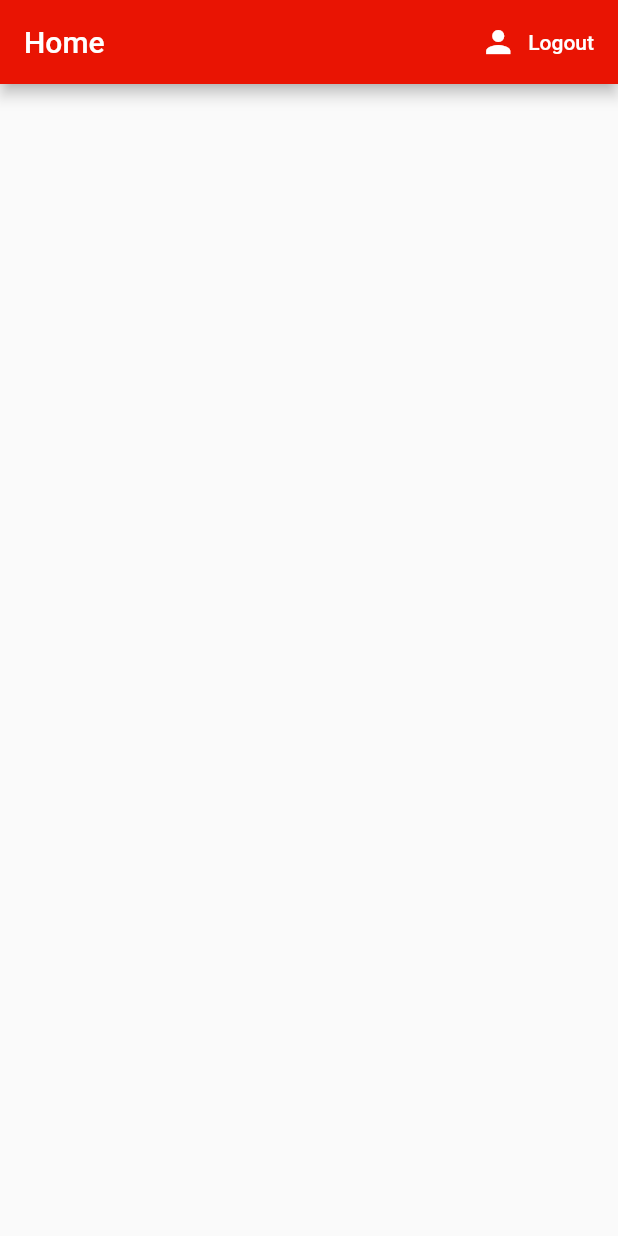
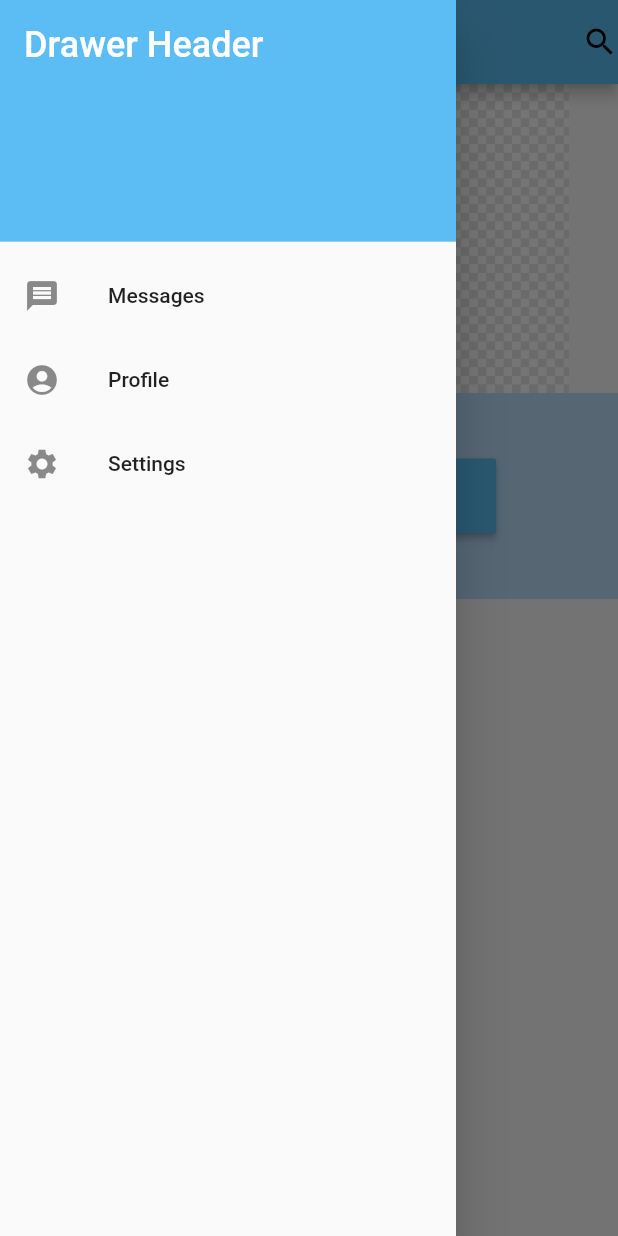
Before and after one commit to ChepChanSeyha/prune_app, a Flutter app: the screen it shows once a user with an empty profile is signed in, with the side drawer open (before the commit the screen has no drawer), on a phone screen of 412 x 824 dp. Run offline on Flutter 3.47's test engine with Material 2 defaults, Android fonts, the phone set to English and light mode, and no system bars; our stand-ins replace firebase_auth, flutter_spinkit; accounts and stored records are empty.

Commit message:
profile screen

```diff
--- a/lib/main.dart
+++ b/lib/main.dart
@@ -14,7 +14,7 @@ class MyApp extends StatelessWidget {
       value: AuthService().user,
       child: MaterialApp(
         theme: ThemeData(
-            primaryColor: Color(0xffE91403)
+            primaryColor: Color(0xff5BBDF4)
         ),
         title: 'Prune',
         debugShowCheckedModeBanner: false,
--- a/lib/models/user.dart
+++ b/lib/models/user.dart
@@ -1,7 +1,22 @@
 class User {
 
-  final String uid;
+  final String id;
+  final String fullName;
+  final String email;
 
-  User({this.uid});
+  User({this.id, this.fullName, this.email});
+
+  User.fromData(Map<String, dynamic> data)
+      : id = data['id'],
+        fullName = data['fullName'],
+        email = data['email'];
+
+  Map<String, dynamic> toJson() {
+    return {
+      'id': id,
+      'fullName': fullName,
+      'email': email,
+    };
+  }
 
 }
--- a/lib/screens/authenticate/sign_in.dart
+++ b/lib/screens/authenticate/sign_in.dart
@@ -86,7 +86,7 @@ class _SignInState extends State<SignIn> {
                       height: 20.0,
                     ),
                     RaisedButton(
-                      color: Color(0xffE91403),
+                      color: Color(0xff5BBDF4),
                       child: Text(
                         'Sign In',
                         style: TextStyle(color: Colors.white),
@@ -120,7 +120,7 @@ class _SignInState extends State<SignIn> {
                             children: <Widget>[
                               Text('Sign Up',
                                   style: TextStyle(
-                                    color: Color(0xffE91403),
+                                    color: Color(0xff5BBDF4),
                                     fontSize: 16,
                                     fontWeight: FontWeight.bold,
                                     decoration: TextDecoration.underline,
--- /dev/null
+++ b/lib/screens/profile/profile.dart
@@ -0,0 +1,89 @@
+import 'package:flutter/cupertino.dart';
+import 'package:flutter/material.dart';
+
+class Profile extends StatefulWidget {
+  @override
+  _ProfileState createState() => _ProfileState();
+}
+
+class _ProfileState extends State<Profile> {
+  @override
+  Widget build(BuildContext context) {
+    return Scaffold(
+      appBar: AppBar(
+        centerTitle: true,
+        title: Text('My Page'),
+        actions: <Widget>[
+          Icon(Icons.search)
+        ],
+      ),
+      drawer: Drawer(
+        child: ListView(
+          padding: EdgeInsets.zero,
+          children: const <Widget>[
+            DrawerHeader(
+              decoration: BoxDecoration(
+                color: Color(0xff5BBDF4),
+              ),
+              child: Text(
+                'Drawer Header',
+                style: TextStyle(
+                  color: Colors.white,
+                  fontSize: 24,
+                ),
+              ),
+            ),
+            ListTile(
+              leading: Icon(Icons.message),
+              title: Text('Messages'),
+            ),
+            ListTile(
+              leading: Icon(Icons.account_circle),
+              title: Text('Profile'),
+            ),
+            ListTile(
+              leading: Icon(Icons.settings),
+              title: Text('Settings'),
+            ),
+          ],
+        ),
+      ),
+      body: Column(
+        children: <Widget>[
+          Container(
+            width: MediaQuery.of(context).size.width * 1,
+            height: MediaQuery.of(context).size.width/2,
+            child: Image.asset('assets/images/image.png', fit: BoxFit.fitHeight, alignment: Alignment.center),
+          ),
+          Container(
+            color: Colors.blue[100],
+            width: MediaQuery.of(context).size.width * 1,
+            height: MediaQuery.of(context).size.width/3,
+            child: Row(
+              mainAxisAlignment: MainAxisAlignment.center,
+              children: <Widget>[
+                Column(
+                  mainAxisAlignment: MainAxisAlignment.center,
+                  children: <Widget>[
+                    Text('Makara Dae', style: TextStyle(fontWeight: FontWeight.bold, fontSize: 24),),
+                    Text('Phnom Penh, Cambodia'),
+                  ],
+                ),
+                ButtonTheme(
+                  height: 50.0,
+                  minWidth: 100.0,
+                  child: RaisedButton(
+                    child: Text('EDIT'),
+                    onPressed: () {},
+                    textColor: Colors.white,
+                    color: Color(0xff5BBDF4),
+                  ),
+                )
+              ],
+            ),
+          ),
+        ],
+      ),
+    );
+  }
+}
--- a/lib/screens/wrapper.dart
+++ b/lib/screens/wrapper.dart
@@ -1,6 +1,7 @@
 import 'package:flutter/material.dart';
 import 'package:provider/provider.dart';
 import 'package:prune_app/models/user.dart';
+import 'package:prune_app/screens/profile/profile.dart';
 
 import 'authenticate/authenticate.dart';
 import 'home/home.dart';
@@ -14,7 +15,7 @@ class Wrapper extends StatelessWidget {
     if(user == null) {
       return Authenticate();
     } else {
-      return Home();
+      return Profile();
     }
 
   }
--- a/lib/services/auth.dart
+++ b/lib/services/auth.dart
@@ -7,7 +7,7 @@ class AuthService {
 
   // create user obj based on FirebaseUser
   User _userFromFirebaseUser(FirebaseUser user) {
-    return user != null ? User(uid: user.uid) : null;
+    return user != null ? User(id: user.uid) : null;
   }
 
   // auth change user stream
--- a/lib/shared/loading.dart
+++ b/lib/shared/loading.dart
@@ -13,7 +13,7 @@ class _LoadingState extends State<Loading> {
       color: Colors.white,
       child: Center(
         child: SpinKitChasingDots(
-          color: Color(0xffE91403),
+          color: Color(0xff5BBDF4),
           size: 50.0,
         ),
       ),
```
Also changed, not shown: assets/images/image.png (added).
